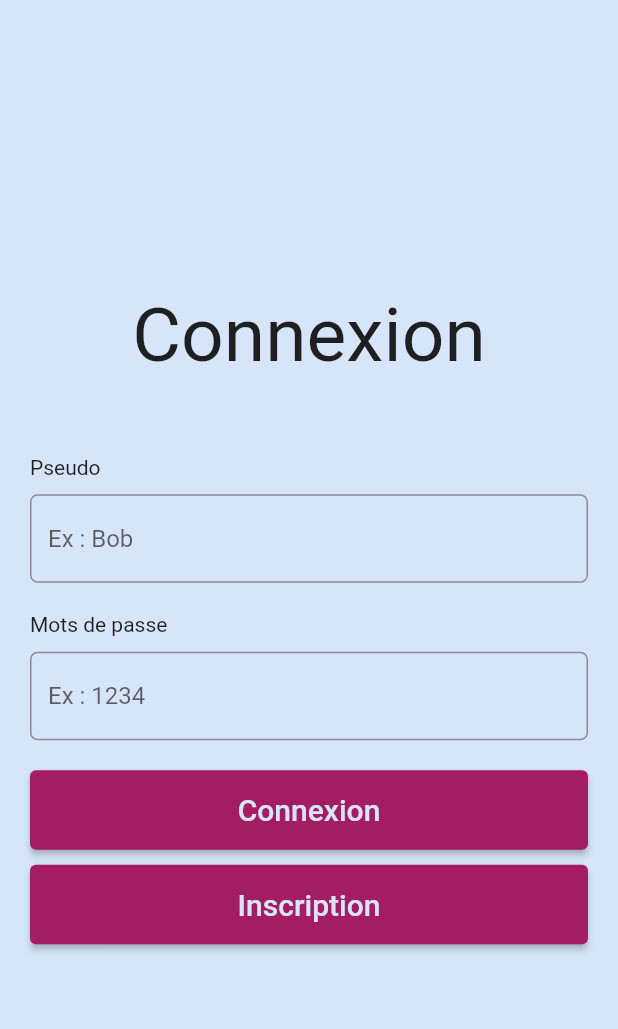
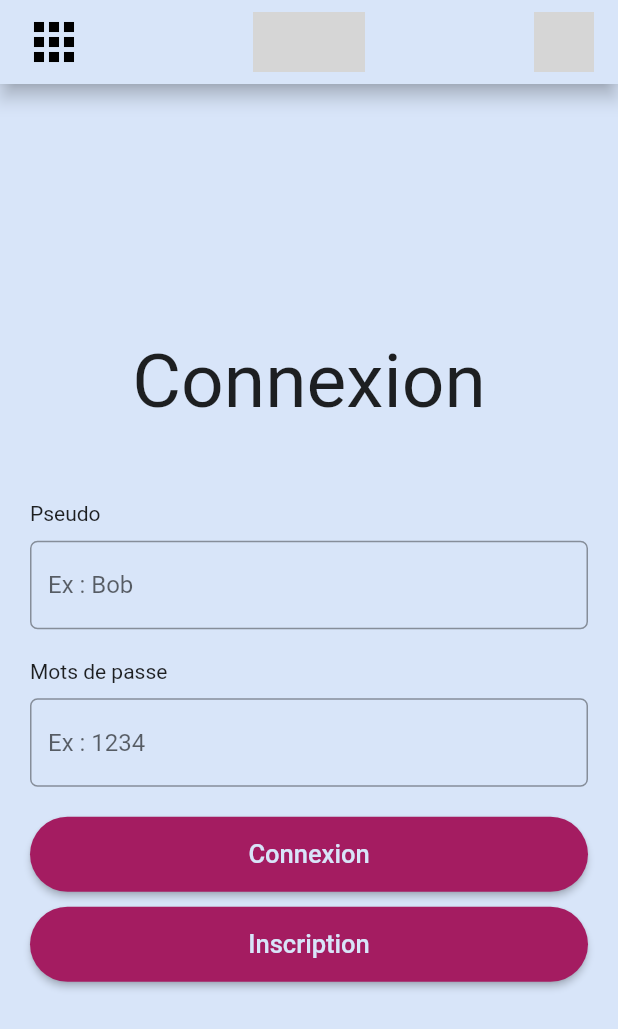
Before and after one commit to CharlesSko/Ressources_Relationnelles_AppMobile, a Flutter app: the AuthScreen screen opened directly, on a phone screen of 412 x 824 dp. Shown: the top 1029 px of the screen. Run offline on Flutter 3.47's test engine with Material 2 defaults, Android fonts, the phone set to English and light mode, and no system bars; network calls fail; grey boxes are pictures that could not be loaded.

Commit message:
MAJ_NavBarr/Navigation

```diff
--- a/lib/main.dart
+++ b/lib/main.dart
@@ -1,6 +1,5 @@
 import 'package:flutter/material.dart';
-import 'package:ressources_relationnel/screens/guest/Auth.dart';
-import 'package:ressources_relationnel/screens/guest/Insc.dart';
+import 'package:ressources_relationnel/screens/guest/Accueille.dart';
 
 void main() => runApp(App());
 
@@ -10,11 +9,10 @@ class App extends StatelessWidget {
   // This widget is the root of your application.
   @override
   Widget build(BuildContext context) {
-
     // ignore: prefer_const_constructors
     return MaterialApp(
       title: 'Ressource Relationelle',
-      home: const InscScreen(),
+      home: const AccueilleScreen(),
       debugShowCheckedModeBanner: false,
     );
   }
--- a/lib/screens/guest/Auth.dart
+++ b/lib/screens/guest/Auth.dart
@@ -1,6 +1,8 @@
 // ignore_for_file: prefer_const_constructors
 
 import 'package:flutter/material.dart';
+import 'package:ressources_relationnel/screens/guest/Accueille.dart';
+import 'package:ressources_relationnel/screens/guest/Insc.dart';
 
 class AuthScreen extends StatefulWidget {
   const AuthScreen({super.key});
@@ -15,6 +17,59 @@ class _AuthScreenState extends State<AuthScreen> {
     return SafeArea(
       child: Scaffold(
         backgroundColor: Color(0xFFD8E5F9),
+        appBar: AppBar(
+          automaticallyImplyLeading: false,
+          elevation: 5,
+          backgroundColor: Color(0xFFD8E5F9),
+          title: Row(
+            mainAxisAlignment: MainAxisAlignment.spaceBetween,
+            children: [
+              InkWell(
+                onTap: () {
+                  Navigator.pushReplacement(
+                    context,
+                    MaterialPageRoute(
+                        builder: (context) => const AccueilleScreen()),
+                  );
+                },
+                child: Icon(
+                  Icons.apps,
+                  color: Colors.black,
+                  size: 40.0,
+                ),
+              ),
+
+              InkWell(
+                child: Ink.image(
+                  fit: BoxFit.cover, // Fixes border issues
+                  width: 75,
+                  height: 40,
+                  image: AssetImage(
+                    'images/logo.png',
+                  ),
+                ),
+              ),
+
+              // ignore: prefer_const_literals_to_create_immutables
+
+              InkWell(
+                onTap: () {
+                  Navigator.pushReplacement(
+                    context,
+                    MaterialPageRoute(builder: (context) => const AuthScreen()),
+                  );
+                },
+                child: CircleAvatar(
+                  backgroundColor: Colors.white,
+                  radius: 20,
+                  backgroundImage: NetworkImage(
+                    'https://upload.wikimedia.org/wikipedia/commons/thumb/c/cb/The_Blue_Marble_%28remastered%29.jpg/280px-The_Blue_Marble_%28remastered%29.jpg',
+                  ),
+                ),
+              ),
+            ],
+          ),
+        ),
         body: Center(
           child: SingleChildScrollView(
             padding: EdgeInsets.symmetric(
@@ -86,6 +141,9 @@ class _AuthScreenState extends State<AuthScreen> {
                           padding: EdgeInsets.symmetric(
                             vertical: 15.0,
                           ),
+                          shape: RoundedRectangleBorder(
+                            borderRadius: BorderRadius.circular(30),
+                          ),
                           backgroundColor: Color(0xFFA41C61),
                         ),
                         onPressed: () =>
@@ -94,7 +152,7 @@ class _AuthScreenState extends State<AuthScreen> {
                           'Connexion',
                           style: TextStyle(
                             color: Color(0xFFD8E5F9),
-                            fontSize: 20.0,
+                            fontSize: 17.0,
                           ),
                         ),
                       ),
@@ -106,15 +164,23 @@ class _AuthScreenState extends State<AuthScreen> {
                           padding: EdgeInsets.symmetric(
                             vertical: 15.0,
                           ),
+                          shape: RoundedRectangleBorder(
+                            borderRadius: BorderRadius.circular(30),
+                          ),
                           backgroundColor: Color(0xFFA41C61),
                         ),
-                        onPressed: () =>
-                            print('send'), //Vérification UserName / Password
+                        onPressed: () {
+                          Navigator.pushReplacement(
+                            context,
+                            MaterialPageRoute(
+                                builder: (context) => const InscScreen()),
+                          );
+                        },
                         child: Text(
                           'Inscription',
                           style: TextStyle(
                             color: Color(0xFFD8E5F9),
-                            fontSize: 20.0,
+                            fontSize: 17.0,
                           ),
                         ),
                       ),
```
Also changed, not shown: lib/screens/guest/Accueille.dart (added, +76 -0 lines), lib/screens/guest/Insc.dart (+71 -6 lines).
